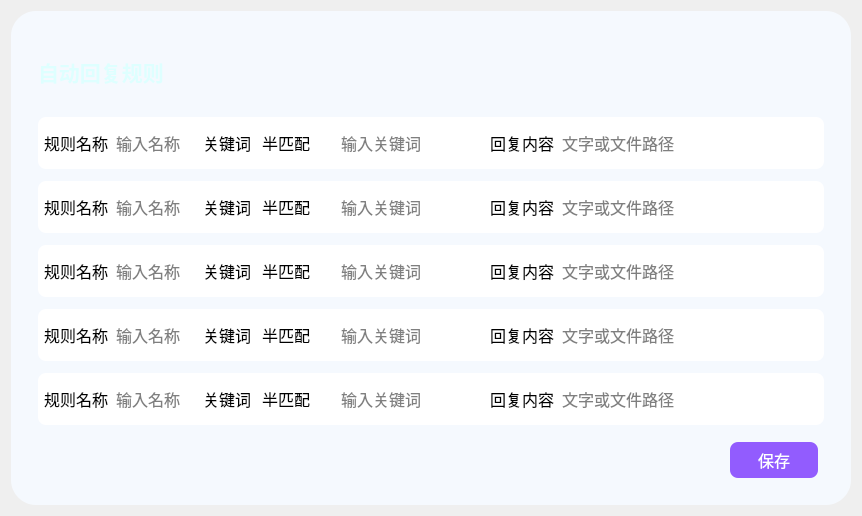
YangShengzhou03/LeafAuto, file UI_Reply.ui: the form before one commit.
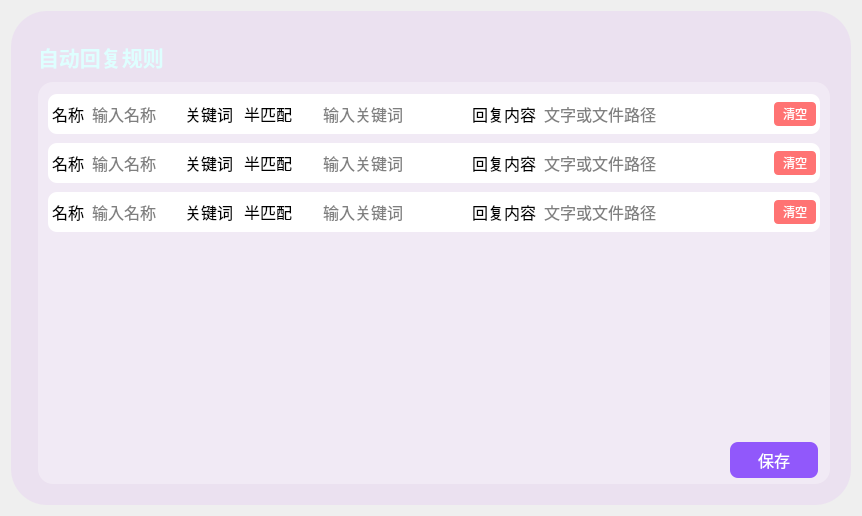
The form after the commit. Icons and pictures are not drawn.

```diff
--- a/UI_Reply.ui
+++ b/UI_Reply.ui
@@ -18,8 +18,8 @@
     <widget class="QFrame" name="frame">
      <property name="styleSheet">
       <string notr="true">QFrame#frame{
-background-color: rgb(245, 249, 254);
-border-radius:25px;
+background-color: rgba(170, 0, 255, 15);
+border-radius:36px;
 }</string>
      </property>
      <property name="frameShape">
@@ -80,7 +80,7 @@
 background-color: qlineargradient(x1:0, y1:0, x2:0, y2:1,
                                   stop:0 rgb(105, 27, 253), 
                                   stop:1 rgb(200, 160, 240));
-border-radius:16px;
+border-radius:27px;
 color: rgb(255, 255, 255);
 }
 
@@ -88,24 +88,24 @@
           </property>
           <layout class="QHBoxLayout" name="horizontalLayout_5" stretch="5">
            <property name="spacing">
-            <number>18</number>
+            <number>12</number>
            </property>
            <property name="leftMargin">
             <number>18</number>
            </property>
            <property name="topMargin">
-            <number>18</number>
+            <number>12</number>
            </property>
            <property name="rightMargin">
-            <number>18</number>
+            <number>12</number>
            </property>
            <property name="bottomMargin">
-            <number>18</number>
+            <number>12</number>
            </property>
            <item>
             <layout class="QHBoxLayout" name="horizontalLayout_4">
              <item>
-              <layout class="QVBoxLayout" name="verticalLayout_5" stretch="1,5,1">
+              <layout class="QVBoxLayout" name="verticalLayout_5" stretch="1,8">
                <property name="spacing">
                 <number>0</number>
                </property>
@@ -126,15 +126,62 @@
                 </widget>
                </item>
                <item>
+                <widget class="QFrame" name="mainframe">
+                 <property name="styleSheet">
+                  <string notr="true">background:rgba(255, 255, 255, 80);
+border-radius: 15px;</string>
+                 </property>
                 <layout class="QVBoxLayout" name="verticalLayout_2">
                  <property name="spacing">
-                  <number>9</number>
+                   <number>0</number>
+                  </property>
+                  <property name="leftMargin">
+                   <number>6</number>
+                  </property>
+                  <property name="topMargin">
+                   <number>6</number>
+                  </property>
+                  <property name="rightMargin">
+                   <number>6</number>
+                  </property>
+                  <property name="bottomMargin">
+                   <number>6</number>
                  </property>
                  <item>
                   <widget class="QScrollArea" name="scrollArea">
                    <property name="styleSheet">
-                    <string notr="true">border: none;
-background:rgba(0, 0, 0, 0);</string>
+                     <string notr="true">QScrollArea, QScrollArea * {
+    border: none;
+    background: rgba(0, 0, 0, 0);
+}
+
+QScrollArea QScrollBar:vertical {
+    width: 8px;
+    background: transparent;
+}
+
+QScrollArea QScrollBar::handle:vertical {
+    background: rgba(125, 125, 125, 20%);
+    border-radius: 4px;
+    min-height: 20px;
+}
+
+QScrollArea QScrollBar::handle:vertical:hover {
+    background: rgba(125, 125, 125, 70%);
+}
+
+QScrollArea QScrollBar::add-line:vertical,
+QScrollArea QScrollBar::sub-line:vertical {
+    height: 0px;
+    width: 0px;
+    background: transparent;
+}
+
+QScrollArea QScrollBar::add-page:vertical,
+QScrollArea QScrollBar::sub-page:vertical {
+    background: transparent;
+    border-radius: 4px;
+}</string>
                    </property>
                    <property name="widgetResizable">
                     <bool>true</bool>
@@ -144,22 +191,22 @@
                      <rect>
                       <x>0</x>
                       <y>0</y>
-                      <width>784</width>
-                      <height>312</height>
+                       <width>780</width>
+                       <height>352</height>
                      </rect>
                     </property>
                     <layout class="QVBoxLayout" name="verticalLayout_3">
                      <property name="spacing">
-                      <number>0</number>
+                       <number>9</number>
                      </property>
                      <property name="leftMargin">
-                      <number>0</number>
+                       <number>4</number>
                      </property>
                      <property name="topMargin">
-                      <number>0</number>
+                       <number>6</number>
                      </property>
                      <property name="rightMargin">
-                      <number>0</number>
+                       <number>4</number>
                      </property>
                      <property name="bottomMargin">
                       <number>0</number>
@@ -173,21 +220,21 @@
                         </size>
                        </property>
                        <property name="styleSheet">
-                        <string notr="true">border-radius: 8px;
+                         <string notr="true">border-radius: 9px;
 background:rgb(255, 255, 255);</string>
                        </property>
-                       <layout class="QHBoxLayout" name="horizontalLayout_12" stretch="0,1,0,0,1,0,1,0">
+                        <layout class="QHBoxLayout" name="horizontalLayout_17" stretch="0,1,0,0,1,0,1,0,0">
                         <property name="spacing">
                          <number>6</number>
                         </property>
                         <property name="leftMargin">
-                         <number>6</number>
+                          <number>4</number>
                         </property>
                         <property name="topMargin">
                          <number>4</number>
                         </property>
                         <property name="rightMargin">
-                         <number>6</number>
+                          <number>4</number>
                         </property>
                         <property name="bottomMargin">
                          <number>4</number>
@@ -205,7 +252,7 @@
 background:rgba(0, 0, 0, 0);</string>
                           </property>
                           <property name="text">
-                           <string>规则名称</string>
+                            <string>名称</string>
                           </property>
                          </widget>
                         </item>
@@ -331,7 +378,7 @@
                          <widget class="QLineEdit" name="Reply_lineEdit">
                           <property name="minimumSize">
                            <size>
-                            <width>220</width>
+                             <width>188</width>
                             <height>0</height>
                            </size>
                           </property>
@@ -387,6 +434,41 @@
                           </property>
                          </widget>
                         </item>
+                         <item>
+                          <widget class="QPushButton" name="pushButton_1">
+                           <property name="minimumSize">
+                            <size>
+                             <width>42</width>
+                             <height>24</height>
+                            </size>
+                           </property>
+                           <property name="maximumSize">
+                            <size>
+                             <width>42</width>
+                             <height>24</height>
+                            </size>
+                           </property>
+                           <property name="styleSheet">
+                            <string notr="true">            QPushButton {
+                background-color: rgba(255, 0, 0, 0.55);
+                border: none;
+                border-radius: 4px;
+                color: white;
+                font-size: 12px;
+                padding: 2px;
+            }
+            QPushButton:hover {
+                background-color: rgba(255, 0, 0, 0.75);
+            }
+            QPushButton:pressed {
+                background-color: rgba(255, 0, 0, 0.95);
+            }</string>
+                           </property>
+                           <property name="text">
+                            <string>清空</string>
+                           </property>
+                          </widget>
+                         </item>
                        </layout>
                       </widget>
                      </item>
@@ -399,21 +481,21 @@
                         </size>
                        </property>
                        <property name="styleSheet">
-                        <string notr="true">border-radius: 8px;
+                         <string notr="true">border-radius: 9px;
 background:rgb(255, 255, 255);</string>
                        </property>
-                       <layout class="QHBoxLayout" name="horizontalLayout_13" stretch="0,1,0,0,1,0,1,0">
+                        <layout class="QHBoxLayout" name="horizontalLayout_18" stretch="0,1,0,0,1,0,1,0,0">
                         <property name="spacing">
                          <number>6</number>
                         </property>
                         <property name="leftMargin">
-                         <number>6</number>
+                          <number>4</number>
                         </property>
                         <property name="topMargin">
                          <number>4</number>
                         </property>
                         <property name="rightMargin">
-                         <number>6</number>
+                          <number>4</number>
                         </property>
                         <property name="bottomMargin">
                          <number>4</number>
@@ -431,7 +513,7 @@
 background:rgba(0, 0, 0, 0);</string>
                           </property>
                           <property name="text">
-                           <string>规则名称</string>
+                            <string>名称</string>
                           </property>
                          </widget>
                         </item>
@@ -557,7 +639,7 @@
                          <widget class="QLineEdit" name="Reply_lineEdit_2">
                           <property name="minimumSize">
                            <size>
-                            <width>220</width>
+                             <width>188</width>
                             <height>0</height>
                            </size>
                           </property>
@@ -613,6 +695,41 @@
                           </property>
                          </widget>
                         </item>
+                         <item>
+                          <widget class="QPushButton" name="pushButton_2">
+                           <property name="minimumSize">
+                            <size>
+                             <width>42</width>
+                             <height>24</height>
+                            </size>
+                           </property>
+                           <property name="maximumSize">
+                            <size>
+                             <width>42</width>
+                             <height>24</height>
+                            </size>
+                           </property>
+                           <property name="styleSheet">
+                            <string notr="true">            QPushButton {
+                background-color: rgba(255, 0, 0, 0.55);
+                border: none;
+                border-radius: 4px;
+                color: white;
+                font-size: 12px;
+                padding: 2px;
+            }
+            QPushButton:hover {
+                background-color: rgba(255, 0, 0, 0.75);
+            }
+            QPushButton:pressed {
+                background-color: rgba(255, 0, 0, 0.95);
+            }</string>
+                           </property>
+                           <property name="text">
+                            <string>清空</string>
+                           </property>
+                          </widget>
+                         </item>
                        </layout>
                       </widget>
                      </item>
@@ -625,21 +742,21 @@
                         </size>
                        </property>
                        <property name="styleSheet">
-                        <string notr="true">border-radius: 8px;
+                         <string notr="true">border-radius: 9px;
 background:rgb(255, 255, 255);</string>
                        </property>
-                       <layout class="QHBoxLayout" name="horizontalLayout_14" stretch="0,1,0,0,1,0,1,0">
+                        <layout class="QHBoxLayout" name="horizontalLayout_19" stretch="0,1,0,0,1,0,1,0,0">
                         <property name="spacing">
                          <number>6</number>
                         </property>
                         <property name="leftMargin">
-                         <number>6</number>
+                          <number>4</number>
                         </property>
                         <property name="topMargin">
                          <number>4</number>
                         </property>
                         <property name="rightMargin">
-                         <number>6</number>
+                          <number>4</number>
                         </property>
                         <property name="bottomMargin">
                          <number>4</number>
@@ -657,7 +774,7 @@
 background:rgba(0, 0, 0, 0);</string>
                           </property>
                           <property name="text">
-                           <string>规则名称</string>
+                            <string>名称</string>
                           </property>
                          </widget>
                         </item>
@@ -783,7 +900,7 @@
                          <widget class="QLineEdit" name="Reply_lineEdit_3">
                           <property name="minimumSize">
                            <size>
-                            <width>220</width>
+                             <width>188</width>
                             <height>0</height>
                            </size>
                           </property>
@@ -839,466 +956,60 @@
                           </property>
                          </widget>
                         </item>
-                       </layout>
-                      </widget>
-                     </item>
                      <item>
-                      <widget class="QFrame" name="horizontalFrame_10">
-                       <property name="maximumSize">
-                        <size>
-                         <width>16777215</width>
-                         <height>52</height>
-                        </size>
-                       </property>
-                       <property name="styleSheet">
-                        <string notr="true">border-radius: 8px;
-background:rgb(255, 255, 255);</string>
-                       </property>
-                       <layout class="QHBoxLayout" name="horizontalLayout_15" stretch="0,1,0,0,1,0,1,0">
-                        <property name="spacing">
-                         <number>6</number>
-                        </property>
-                        <property name="leftMargin">
-                         <number>6</number>
-                        </property>
-                        <property name="topMargin">
-                         <number>4</number>
-                        </property>
-                        <property name="rightMargin">
-                         <number>6</number>
-                        </property>
-                        <property name="bottomMargin">
-                         <number>4</number>
-                        </property>
-                        <item>
-                         <widget class="QLabel" name="label_12">
-                          <property name="font">
-                           <font>
-                            <family>微软雅黑 Light</family>
-                            <pointsize>12</pointsize>
-                           </font>
-                          </property>
-                          <property name="styleSheet">
-                           <string notr="true">color:rgb(0, 0, 0);
-background:rgba(0, 0, 0, 0);</string>
-                          </property>
-                          <property name="text">
-                           <string>规则名称</string>
-                          </property>
-                         </widget>
-                        </item>
-                        <item>
-                         <widget class="QLineEdit" name="RuleName_lineEdit_4">
-                          <property name="font">
-                           <font>
-                            <family>微软雅黑 Light</family>
-                            <pointsize>12</pointsize>
-                           </font>
-                          </property>
-                          <property name="styleSheet">
-                           <string notr="true">color:rgb(0, 0, 0);
-background:rgb(255, 255, 255);
-border-radius: 0px;</string>
-                          </property>
-                          <property name="placeholderText">
-                           <string>输入名称</string>
-                          </property>
-                         </widget>
-                        </item>
-                        <item>
-                         <widget class="QLabel" name="label_7">
-                          <property name="font">
-                           <font>
-                            <family>微软雅黑 Light</family>
-                            <pointsize>12</pointsize>
-                           </font>
-                          </property>
-                          <property name="styleSheet">
-                           <string notr="true">color:rgb(0, 0, 0);
-background:rgba(0, 0, 0, 0);</string>
-                          </property>
-                          <property name="text">
-                           <string>关键词</string>
-                          </property>
-                         </widget>
-                        </item>
-                        <item>
-                         <widget class="QComboBox" name="KeyWord_comboBox_4">
+                          <widget class="QPushButton" name="pushButton_3">
                           <property name="minimumSize">
                            <size>
-                            <width>76</width>
-                            <height>0</height>
-                           </size>
-                          </property>
-                          <property name="font">
-                           <font>
-                            <pointsize>12</pointsize>
-                           </font>
-                          </property>
-                          <property name="styleSheet">
-                           <string notr="true">QComboBox {
-    color: rgb(0, 0, 0);
-    background: rgb(255, 255, 255);
-    border-radius: 0px;
-    border: none;
-}
-
-QComboBox::drop-down {
-    width: 0px;
-    border: none;
-}
-
-QComboBox::down-arrow {
-    image: none;
-}</string>
-                          </property>
-                          <item>
-                           <property name="text">
-                            <string>半匹配</string>
-                           </property>
-                          </item>
-                          <item>
-                           <property name="text">
-                            <string>全匹配</string>
-                           </property>
-                          </item>
-                         </widget>
-                        </item>
-                        <item>
-                         <widget class="QLineEdit" name="KeyWord_lineEdit_4">
-                          <property name="minimumSize">
-                           <size>
-                            <width>145</width>
-                            <height>0</height>
-                           </size>
-                          </property>
-                          <property name="font">
-                           <font>
-                            <family>微软雅黑 Light</family>
-                            <pointsize>12</pointsize>
-                           </font>
-                          </property>
-                          <property name="styleSheet">
-                           <string notr="true">color:rgb(0, 0, 0);
-background:rgb(255, 255, 255);
-border-radius: 0px;</string>
-                          </property>
-                          <property name="placeholderText">
-                           <string>输入关键词</string>
-                          </property>
-                         </widget>
-                        </item>
-                        <item>
-                         <widget class="QLabel" name="label_8">
-                          <property name="font">
-                           <font>
-                            <family>微软雅黑 Light</family>
-                            <pointsize>12</pointsize>
-                           </font>
-                          </property>
-                          <property name="styleSheet">
-                           <string notr="true">color:rgb(0, 0, 0);
-background:rgba(0, 0, 0, 0);</string>
-                          </property>
-                          <property name="text">
-                           <string>回复内容</string>
-                          </property>
-                         </widget>
-                        </item>
-                        <item>
-                         <widget class="QLineEdit" name="Reply_lineEdit_4">
-                          <property name="minimumSize">
-                           <size>
-                            <width>220</width>
-                            <height>0</height>
-                           </size>
-                          </property>
-                          <property name="font">
-                           <font>
-                            <family>微软雅黑 Light</family>
-                            <pointsize>12</pointsize>
-                           </font>
-                          </property>
-                          <property name="styleSheet">
-                           <string notr="true">color:rgb(0, 0, 0);
-background:rgb(255, 255, 255);
-border-radius: 0px;</string>
-                          </property>
-                          <property name="placeholderText">
-                           <string>文字或文件路径</string>
-                          </property>
-                         </widget>
-                        </item>
-                        <item>
-                         <widget class="QPushButton" name="file_pushButton_4">
-                          <property name="minimumSize">
-                           <size>
-                            <width>32</width>
-                            <height>32</height>
-                           </size>
-                          </property>
-                          <property name="styleSheet">
-                           <string notr="true">QPushButton{
-	background-color: rgba(255, 255, 255, 0);
-border: none;
-border-radius:20px;
-}
-QPushButton:hover {
-
-}
-QPushButton:pressed {
-
-}
-</string>
-                          </property>
-                          <property name="text">
-                           <string/>
-                          </property>
-                          <property name="icon">
-                           <iconset theme="resources/img/page1/page1_打开文件.svg"/>
-                          </property>
-                          <property name="iconSize">
-                           <size>
-                            <width>24</width>
+                             <width>42</width>
                             <height>24</height>
                            </size>
                           </property>
-                         </widget>
-                        </item>
-                       </layout>
-                      </widget>
-                     </item>
-                     <item>
-                      <widget class="QFrame" name="horizontalFrame_11">
                        <property name="maximumSize">
                         <size>
-                         <width>16777215</width>
-                         <height>52</height>
+                             <width>42</width>
+                             <height>24</height>
                         </size>
                        </property>
                        <property name="styleSheet">
-                        <string notr="true">border-radius: 8px;
-background:rgb(255, 255, 255);</string>
-                       </property>
-                       <layout class="QHBoxLayout" name="horizontalLayout_16" stretch="0,1,0,0,1,0,1,0">
-                        <property name="spacing">
-                         <number>6</number>
-                        </property>
-                        <property name="leftMargin">
-                         <number>6</number>
-                        </property>
-                        <property name="topMargin">
-                         <number>4</number>
-                        </property>
-                        <property name="rightMargin">
-                         <number>6</number>
-                        </property>
-                        <property name="bottomMargin">
-                         <number>4</number>
-                        </property>
-                        <item>
-                         <widget class="QLabel" name="label_13">
-                          <property name="font">
-                           <font>
-                            <family>微软雅黑 Light</family>
-                            <pointsize>12</pointsize>
-                           </font>
-                          </property>
-                          <property name="styleSheet">
-                           <string notr="true">color:rgb(0, 0, 0);
-background:rgba(0, 0, 0, 0);</string>
-                          </property>
+                            <string notr="true">            QPushButton {
+                background-color: rgba(255, 0, 0, 0.55);
+                border: none;
+                border-radius: 4px;
+                color: white;
+                font-size: 12px;
+                padding: 2px;
+            }
+            QPushButton:hover {
+                background-color: rgba(255, 0, 0, 0.75);
+            }
+            QPushButton:pressed {
+                background-color: rgba(255, 0, 0, 0.95);
+            }</string>
+                           </property>
                           <property name="text">
-                           <string>规则名称</string>
+                            <string>清空</string>
                           </property>
                          </widget>
                         </item>
-                        <item>
-                         <widget class="QLineEdit" name="RuleName_lineEdit_5">
-                          <property name="font">
-                           <font>
-                            <family>微软雅黑 Light</family>
-                            <pointsize>12</pointsize>
-                           </font>
-                          </property>
-                          <property name="styleSheet">
-                           <string notr="true">color:rgb(0, 0, 0);
-background:rgb(255, 255, 255);
-border-radius: 0px;</string>
-                          </property>
-                          <property name="placeholderText">
-                           <string>输入名称</string>
-                          </property>
+                        </layout>
                          </widget>
                         </item>
                         <item>
-                         <widget class="QLabel" name="label_14">
-                          <property name="font">
-                           <font>
-                            <family>微软雅黑 Light</family>
-                            <pointsize>12</pointsize>
-                           </font>
-                          </property>
-                          <property name="styleSheet">
-                           <string notr="true">color:rgb(0, 0, 0);
-background:rgba(0, 0, 0, 0);</string>
-                          </property>
-                          <property name="text">
-                           <string>关键词</string>
-                          </property>
-                         </widget>
-                        </item>
-                        <item>
-                         <widget class="QComboBox" name="KeyWord_comboBox_5">
-                          <property name="minimumSize">
+                       <spacer name="verticalSpacer">
+                        <property name="orientation">
+                         <enum>Qt::Vertical</enum>
+                        </property>
+                        <property name="sizeHint" stdset="0">
                            <size>
-                            <width>76</width>
-                            <height>0</height>
-                           </size>
-                          </property>
-                          <property name="font">
-                           <font>
-                            <pointsize>12</pointsize>
-                           </font>
-                          </property>
-                          <property name="styleSheet">
-                           <string notr="true">QComboBox {
-    color: rgb(0, 0, 0);
-    background: rgb(255, 255, 255);
-    border-radius: 0px;
-    border: none;
-}
-
-QComboBox::drop-down {
-    width: 0px;
-    border: none;
-}
-
-QComboBox::down-arrow {
-    image: none;
-}</string>
-                          </property>
-                          <item>
-                           <property name="text">
-                            <string>半匹配</string>
-                           </property>
-                          </item>
-                          <item>
-                           <property name="text">
-                            <string>全匹配</string>
-                           </property>
-                          </item>
-                         </widget>
-                        </item>
-                        <item>
-                         <widget class="QLineEdit" name="KeyWord_lineEdit_5">
-                          <property name="minimumSize">
-                           <size>
-                            <width>145</width>
-                            <height>0</height>
-                           </size>
-                          </property>
-                          <property name="font">
-                           <font>
-                            <family>微软雅黑 Light</family>
-                            <pointsize>12</pointsize>
-                           </font>
-                          </property>
-                          <property name="styleSheet">
-                           <string notr="true">color:rgb(0, 0, 0);
-background:rgb(255, 255, 255);
-border-radius: 0px;</string>
-                          </property>
-                          <property name="placeholderText">
-                           <string>输入关键词</string>
-                          </property>
-                         </widget>
-                        </item>
-                        <item>
-                         <widget class="QLabel" name="label_15">
-                          <property name="font">
-                           <font>
-                            <family>微软雅黑 Light</family>
-                            <pointsize>12</pointsize>
-                           </font>
-                          </property>
-                          <property name="styleSheet">
-                           <string notr="true">color:rgb(0, 0, 0);
-background:rgba(0, 0, 0, 0);</string>
-                          </property>
-                          <property name="text">
-                           <string>回复内容</string>
-                          </property>
-                         </widget>
-                        </item>
-                        <item>
-                         <widget class="QLineEdit" name="Reply_lineEdit_5">
-                          <property name="minimumSize">
-                           <size>
-                            <width>220</width>
-                            <height>0</height>
-                           </size>
-                          </property>
-                          <property name="font">
-                           <font>
-                            <family>微软雅黑 Light</family>
-                            <pointsize>12</pointsize>
-                           </font>
-                          </property>
-                          <property name="styleSheet">
-                           <string notr="true">color:rgb(0, 0, 0);
-background:rgb(255, 255, 255);
-border-radius: 0px;</string>
-                          </property>
-                          <property name="placeholderText">
-                           <string>文字或文件路径</string>
-                          </property>
-                         </widget>
-                        </item>
-                        <item>
-                         <widget class="QPushButton" name="file_pushButton_5">
-                          <property name="minimumSize">
-                           <size>
-                            <width>32</width>
-                            <height>32</height>
-                           </size>
-                          </property>
-                          <property name="styleSheet">
-                           <string notr="true">QPushButton{
-	background-color: rgba(255, 255, 255, 0);
-border: none;
-border-radius:20px;
-}
-QPushButton:hover {
-
-}
-QPushButton:pressed {
-
-}
-</string>
-                          </property>
-                          <property name="text">
-                           <string/>
-                          </property>
-                          <property name="icon">
-                           <iconset theme="resources/img/page1/page1_打开文件.svg"/>
-                          </property>
-                          <property name="iconSize">
-                           <size>
-                            <width>24</width>
-                            <height>24</height>
-                           </size>
-                          </property>
-                         </widget>
-                        </item>
-                       </layout>
-                      </widget>
-                     </item>
-                    </layout>
+                          <width>20</width>
+                          <height>40</height>
+                         </size>
+                        </property>
+                       </spacer>
+                      </item>
+                     </layout>
+                    </widget>
                    </widget>
-                  </widget>
-                 </item>
-                </layout>
                </item>
                <item>
                 <layout class="QHBoxLayout" name="horizontalLayout">
@@ -1359,6 +1070,9 @@
                   </widget>
                  </item>
                 </layout>
+                  </item>
+                 </layout>
+                </widget>
                </item>
               </layout>
              </item>
```
Left out of the diff: 47 changed lines with no effect on the pictures. Lines whose indentation alone changed are shown as unchanged.
